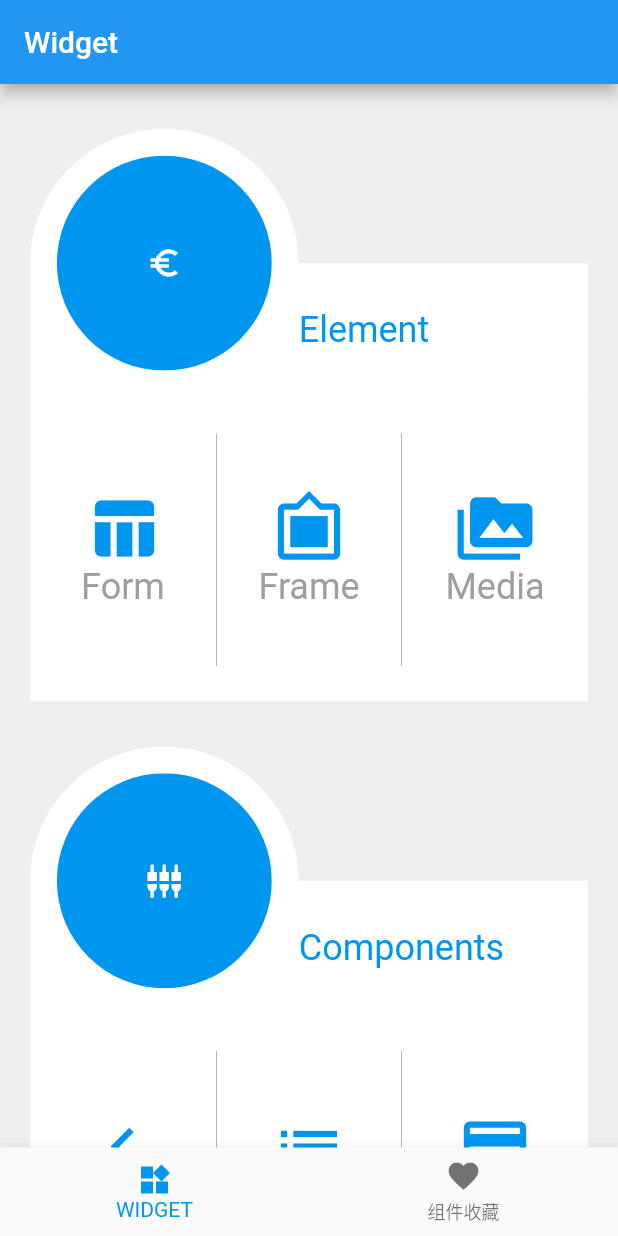
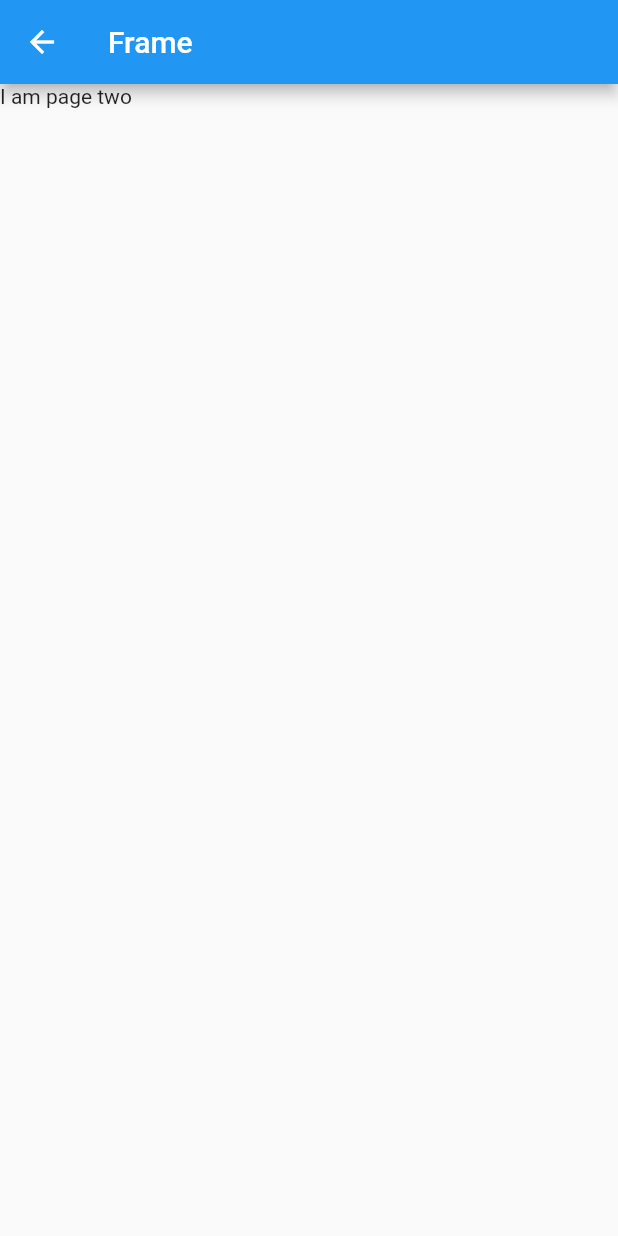
Before and after one commit to woshiku110/flutterstudy, a Flutter app: the screen it shows after launch, after a tap on "Frame", on a phone screen of 412 x 824 dp. Run offline on Flutter 3.47's test engine with Material 2 defaults, Android fonts, the phone set to English and light mode, and no system bars; our stand-ins replace fluro, flutter_screenutil.

Commit message:
添加组件详情页面，路由命名规范，增加了跳路由传值功能。

```diff
--- /dev/null
+++ b/lib/domain/FormPassData.dart
@@ -0,0 +1,8 @@
+import 'package:flutter/cupertino.dart';
+import 'package:flutterstudy/domain/FormData.dart';
+
+class FormPassData{
+  BuildContext buildContext;
+  FormData formData;
+  FormPassData(this.buildContext, this.formData);
+}
--- a/lib/pages/home/widget/widgetItem.dart
+++ b/lib/pages/home/widget/item/widgetItem.dart
@@ -1,13 +1,14 @@
 
 import 'package:flutter/material.dart';
 import 'package:flutterstudy/domain/FormData.dart';
+import 'package:flutterstudy/domain/FormPassData.dart';
 import 'package:flutterstudy/pages/util/Sizes.dart';
 
 class WidgetItem extends StatelessWidget{
   final titleName;
   final titleIcon;
   final List<FormData> list;
-  final ValueChanged<FormData> onCurrentIndexChange;
+  final ValueChanged<FormPassData> onCurrentIndexChange;
   WidgetItem({Key key,@required this.titleName,@required this.titleIcon,@required this.list,@required this.onCurrentIndexChange}):super(key:key);
   @override
   Widget build(BuildContext context) {
@@ -82,10 +83,10 @@ class WidgetItemTitle extends StatelessWidget{
 
 class WidgetItemContent extends StatelessWidget{
   final List<FormData> list;
-  final ValueChanged<FormData> onCurrentIndexChange;
+  final ValueChanged<FormPassData> onCurrentIndexChange;
   WidgetItemContent({Key key,@required this.list,@required this.onCurrentIndexChange}):super(key:key);
-  void _handleTap(FormData formData){
-    this.onCurrentIndexChange(formData);
+  void _handleTap(BuildContext buildContext,FormData formData){
+    this.onCurrentIndexChange(new FormPassData(buildContext, formData));
   }
   @override
   Widget build(BuildContext context) {
@@ -111,7 +112,7 @@ class WidgetItemContent extends StatelessWidget{
               null
         ),
         child: GestureDetector(
-          onTap: ()=>this._handleTap(list[index]),
+          onTap: ()=>this._handleTap(context,list[index]),
           child: Container(
             child: Column(
               crossAxisAlignment: CrossAxisAlignment.center,
--- a/lib/pages/home/widget/widget.dart
+++ b/lib/pages/home/widget/widget.dart
@@ -1,8 +1,14 @@
+import 'dart:collection';
+import 'dart:convert';
+
+import 'package:fluro/fluro.dart';
 import 'package:flutter/material.dart';
 import 'package:flutterstudy/domain/FormData.dart';
+import 'package:flutterstudy/domain/FormPassData.dart';
 import 'package:flutterstudy/domain/WidgetData.dart';
-import 'package:flutterstudy/pages/home/widget/widgetItem.dart';
+import 'package:flutterstudy/pages/home/widget/item/widgetItem.dart';
 import 'package:flutterstudy/pages/util/Sizes.dart';
+import 'package:flutterstudy/route/route.dart';
 class WidgetComponent extends StatefulWidget{
   final List<WidgetData> widgetDatas = [
     new WidgetData("Element", Icons.euro_symbol, [
@@ -33,13 +39,22 @@ class WidgetComponent extends StatefulWidget{
     ])
   ];
 
-  _onItemClick(FormData formData){
-    print('list:\t'+formData.toString());
-  }
-
   @override
   State<StatefulWidget> createState() {
     return _Widget();
+  }
+
+  _onItemClick(FormPassData formPassData){
+    var passData = {
+        'name': formPassData.formData.name,
+        //'data':formPassData.formData
+    };
+    String jsonStr = jsonEncode(passData);
+    String jsonBytes = jsonEncode(Utf8Encoder().convert(jsonStr));
+    Routes.router.navigateTo(formPassData.buildContext,
+        '${Routes.widgetList}?message=$jsonBytes',
+        transition: TransitionType.inFromRight);
+    print('list:\t'+jsonStr);
   }
 }
 class _Widget extends State<WidgetComponent>{
--- /dev/null
+++ b/lib/pages/home/widget/widgetList.dart
@@ -0,0 +1,31 @@
+import 'dart:convert';
+
+import 'package:flutter/material.dart';
+class  WidgetList extends StatefulWidget{
+  final passData;
+  WidgetList({Key key,this.passData}):super(key:key);
+
+  @override
+  State<StatefulWidget> createState() {
+    return _WidgetList();
+  }
+
+}
+
+class _WidgetList extends State<WidgetList>{
+
+  @override
+  Widget build(BuildContext context) {
+    var list = List<int>();
+    ///字符串解码
+    jsonDecode(widget.passData).forEach(list.add);
+    String value = Utf8Decoder().convert(list);
+    var widgetPassData = jsonDecode(value);
+    return Scaffold(
+      appBar: AppBar(
+        title: Text(widgetPassData['name']),
+      ),
+      body: Text('I am page two'),
+    );
+  }
+}
--- a/lib/route/route.dart
+++ b/lib/route/route.dart
@@ -1,16 +1,26 @@
 import 'package:fluro/fluro.dart';
 import 'package:flutterstudy/pages/home/home.dart';
+import 'package:flutterstudy/pages/home/widget/widgetList.dart';
 import 'package:flutterstudy/pages/test.dart';
 class Routes{
     static Router router;
+    static String home = '/';
+    static String test = '/test';
+    static String widgetList = '/widgetList';
     static void configureRoutes(Router router){
         //主页
-        router.define('/', handler:  new Handler(handlerFunc:(context,params){
+        router.define(home, handler:  new Handler(handlerFunc:(context,params){
             return new Home(title: 'Widget',);
         } ));
-        router.define('/test', handler:  new Handler(handlerFunc:(context,params){
+        router.define(test, handler:  new Handler(handlerFunc:(context,params){
             return new Test(title: 'testTest',);
         } ));
+        router.define(widgetList,handler: new Handler(
+            handlerFunc: (context,params){
+                var message = params['message']?.first;//取出传参
+                return new WidgetList(passData: message);
+            }
+        ));
         Routes.router = router;
     }
 }
```
Also changed, not shown: lib/common/Contants.dart (added), 1 other file.
